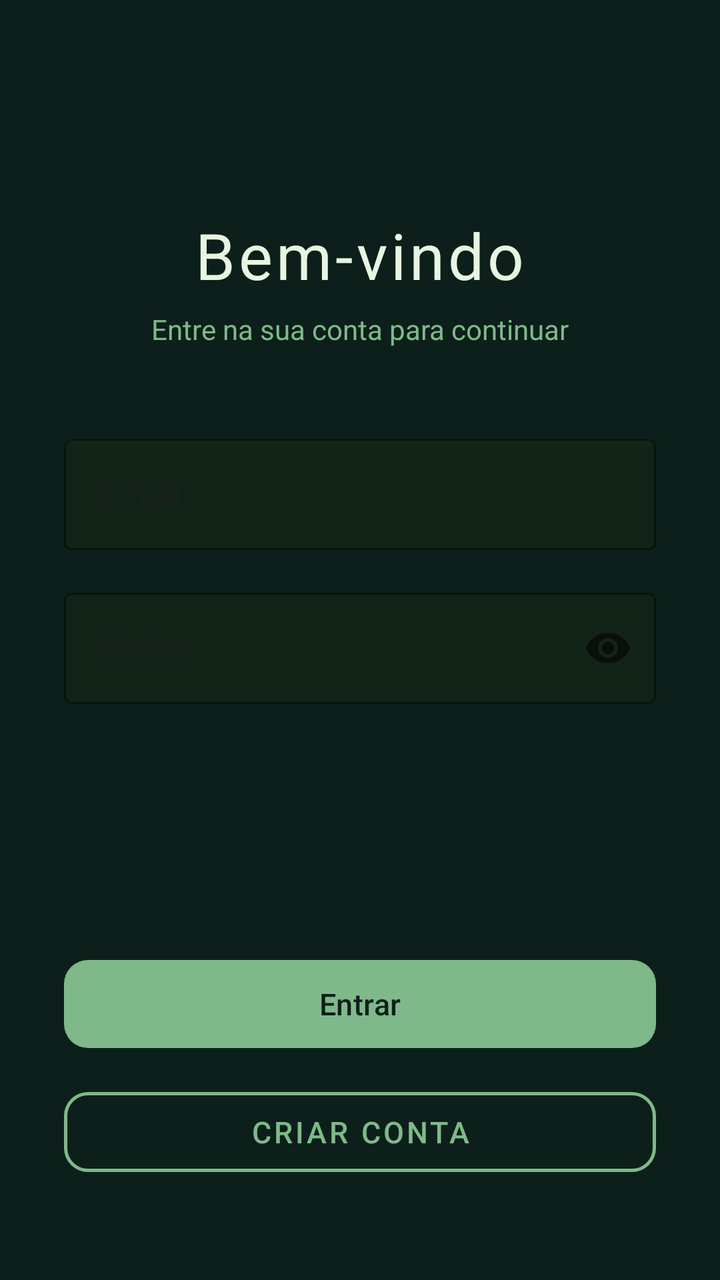
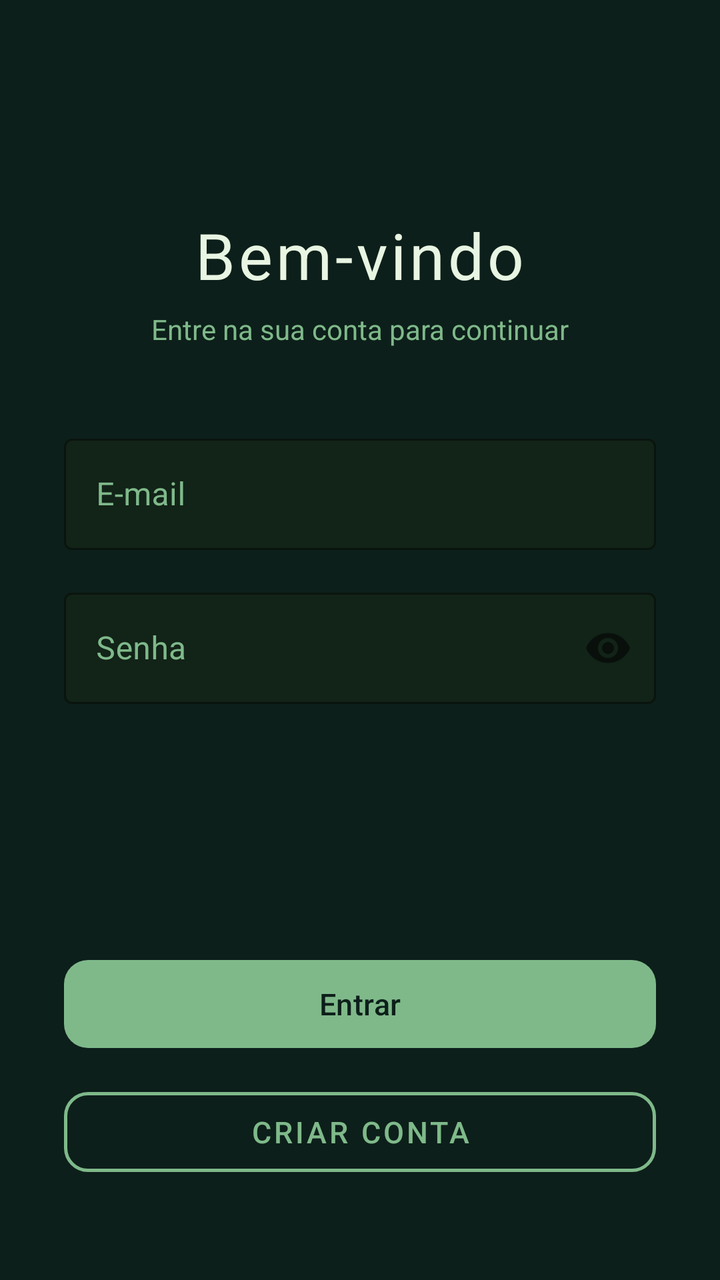

Two renders of the same Android screen: before a commit and after it. Below are the layout's source before the change and the commit's diff.
<!-- AndroidManifest.xml: application theme Theme.Zenit -->
<!-- res/layout/activity_login.xml -->
<?xml version="1.0" encoding="utf-8"?>
<androidx.constraintlayout.widget.ConstraintLayout xmlns:android="http://schemas.android.com/apk/res/android"
    xmlns:app="http://schemas.android.com/apk/res-auto"
    xmlns:tools="http://schemas.android.com/tools"
    android:id="@+id/main"
    android:layout_width="match_parent"
    android:layout_height="match_parent"
    android:background="#0D1F1A"
    tools:context=".ui.LoginActivity">

    
    <TextView
        android:id="@+id/tvTitulo"
        android:layout_width="wrap_content"
        android:layout_height="wrap_content"
        android:text="Bem-vindo"
        android:textColor="#E8F5E2"
        android:textSize="32sp"
        android:letterSpacing="0.05"
        app:layout_constraintTop_toTopOf="parent"
        app:layout_constraintBottom_toBottomOf="parent"
        app:layout_constraintStart_toStartOf="parent"
        app:layout_constraintEnd_toEndOf="parent"
        android:layout_marginBottom="8dp"
        app:layout_constraintVertical_bias="0.18" />

    
    <TextView
        android:id="@+id/tvSubtitulo"
        android:layout_width="wrap_content"
        android:layout_height="wrap_content"
        android:text="Entre na sua conta para continuar"
        android:textColor="#7FB98A"
        android:textSize="14sp"
        app:layout_constraintTop_toBottomOf="@+id/tvTitulo"
        app:layout_constraintStart_toStartOf="parent"
        app:layout_constraintEnd_toEndOf="parent"
        android:layout_marginTop="6dp" />

    
    <com.google.android.material.textfield.TextInputLayout
        android:id="@+id/tilEmail"
        style="@style/Widget.MaterialComponents.TextInputLayout.OutlinedBox"
        android:layout_width="0dp"
        android:layout_height="wrap_content"
        android:hint="E-mail"
        app:boxStrokeColor="#3D5C45"
        app:hintTextColor="#7FB98A"
        app:boxBackgroundColor="#122318"
        app:layout_constraintTop_toBottomOf="@+id/tvSubtitulo"
        app:layout_constraintStart_toStartOf="parent"
        app:layout_constraintEnd_toEndOf="parent"
        android:layout_marginStart="32dp"
        android:layout_marginEnd="32dp"
        android:layout_marginTop="40dp">

        <com.google.android.material.textfield.TextInputEditText
            android:id="@+id/edtEmail"
            android:layout_width="match_parent"
            android:layout_height="wrap_content"
            android:textColor="#E8F5E2"
            android:inputType="textEmailAddress" />
    </com.google.android.material.textfield.TextInputLayout>

    
    <com.google.android.material.textfield.TextInputLayout
        android:id="@+id/tilSenha"
        style="@style/Widget.MaterialComponents.TextInputLayout.OutlinedBox"
        android:layout_width="0dp"
        android:layout_height="wrap_content"
        android:hint="Senha"
        app:boxStrokeColor="#3D5C45"
        app:hintTextColor="#7FB98A"
        app:boxBackgroundColor="#122318"
        app:passwordToggleEnabled="true"
        app:layout_constraintTop_toBottomOf="@+id/tilEmail"
        app:layout_constraintStart_toStartOf="parent"
        app:layout_constraintEnd_toEndOf="parent"
        android:layout_marginStart="32dp"
        android:layout_marginEnd="32dp"
        android:layout_marginTop="16dp">

        <com.google.android.material.textfield.TextInputEditText
            android:id="@+id/edtSenha"
            android:layout_width="match_parent"
            android:layout_height="wrap_content"
            android:textColor="#E8F5E2"
            android:inputType="textPassword" />
    </com.google.android.material.textfield.TextInputLayout>

    
    <com.google.android.material.button.MaterialButton
        android:id="@+id/btnLogin"
        android:layout_width="0dp"
        android:layout_height="52dp"
        android:text="Entrar"
        android:textColor="#0D1F1A"
        android:textSize="15sp"
        app:backgroundTint="#7FB98A"
        app:cornerRadius="12dp"
        app:layout_constraintBottom_toTopOf="@+id/btnCadastrar"
        app:layout_constraintStart_toStartOf="parent"
        app:layout_constraintEnd_toEndOf="parent"
        android:layout_marginStart="32dp"
        android:layout_marginEnd="32dp"
        android:layout_marginBottom="12dp" />

    
    <com.google.android.material.button.MaterialButton
        android:id="@+id/btnCadastrar"
        android:layout_width="0dp"
        android:layout_height="52dp"
        android:text="Criar conta"
        android:textColor="#7FB98A"
        android:textSize="15sp"
        app:backgroundTint="@android:color/transparent"
        app:strokeColor="#7FB98A"
        app:strokeWidth="1.5dp"
        app:cornerRadius="12dp"
        style="@style/Widget.MaterialComponents.Button.OutlinedButton"
        app:layout_constraintBottom_toBottomOf="parent"
        app:layout_constraintStart_toStartOf="parent"
        app:layout_constraintEnd_toEndOf="parent"
        android:layout_marginStart="32dp"
        android:layout_marginEnd="32dp"
        android:layout_marginBottom="48dp" />

</androidx.constraintlayout.widget.ConstraintLayout>
<!-- resources referenced by this layout -->
<resources>
  <style name="Theme.Zenit" parent="Base.Theme.Zenit" />
  <style name="Base.Theme.Zenit" parent="Theme.Material3.DayNight.NoActionBar">
          
          
      </style>
</resources>

<!-- the commit's change to res/layout/activity_login.xml (unified diff, before → after) -->
@@ -44,8 +44,7 @@
         android:layout_width="0dp"
         android:layout_height="wrap_content"
         android:hint="E-mail"
-        app:boxStrokeColor="#3D5C45"
-        app:hintTextColor="#7FB98A"
+        android:textColorHint="#7FB98A" app:hintTextColor="#7FB98A"     app:boxStrokeColor="#3D5C45"
         app:boxBackgroundColor="#122318"
         app:layout_constraintTop_toBottomOf="@+id/tvSubtitulo"
         app:layout_constraintStart_toStartOf="parent"
@@ -69,8 +68,7 @@
         android:layout_width="0dp"
         android:layout_height="wrap_content"
         android:hint="Senha"
-        app:boxStrokeColor="#3D5C45"
-        app:hintTextColor="#7FB98A"
+        android:textColorHint="#7FB98A" app:hintTextColor="#7FB98A"     app:boxStrokeColor="#3D5C45"
         app:boxBackgroundColor="#122318"
         app:passwordToggleEnabled="true"
         app:layout_constraintTop_toBottomOf="@+id/tilEmail"
